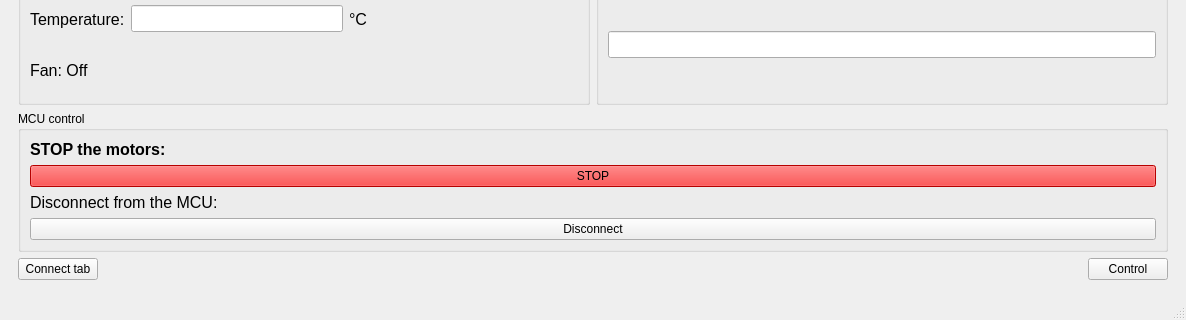
mgmike1011/INZ-GUI, file Main/GUI_INZ_Main_project/mainwindow.ui: the form before one commit; both pictures show x 0 to 1186 and y 442 to 762 of the 1186 by 762 pixel window.
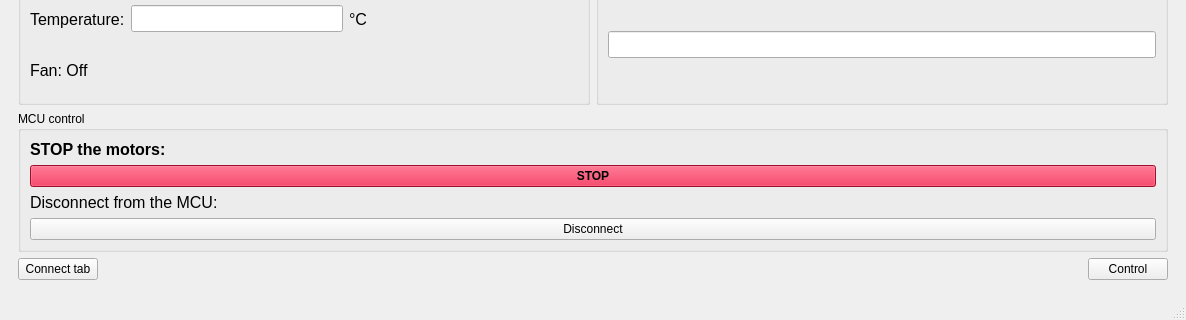
The form after the commit. Icons and pictures are not drawn.

The edit to the form file:
```diff
--- a/Main/GUI_INZ_Main_project/mainwindow.ui
+++ b/Main/GUI_INZ_Main_project/mainwindow.ui
@@ -870,11 +870,16 @@
            </item>
            <item>
             <widget class="QPushButton" name="stopMotorsPushButton">
+             <property name="font">
+              <font>
+               <bold>true</bold>
+              </font>
+             </property>
              <property name="cursor">
               <cursorShape>PointingHandCursor</cursorShape>
              </property>
              <property name="styleSheet">
-              <string notr="true">background-color: rgb(255, 0, 0);</string>
+              <string notr="true">background-color: rgb(220,20,60);</string>
              </property>
              <property name="text">
               <string>STOP</string>
```
